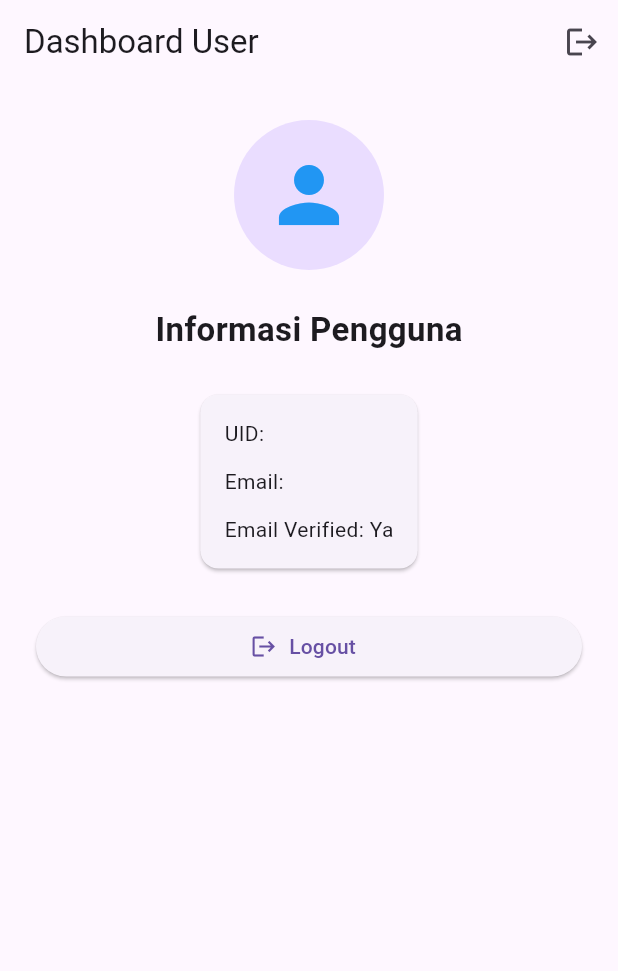
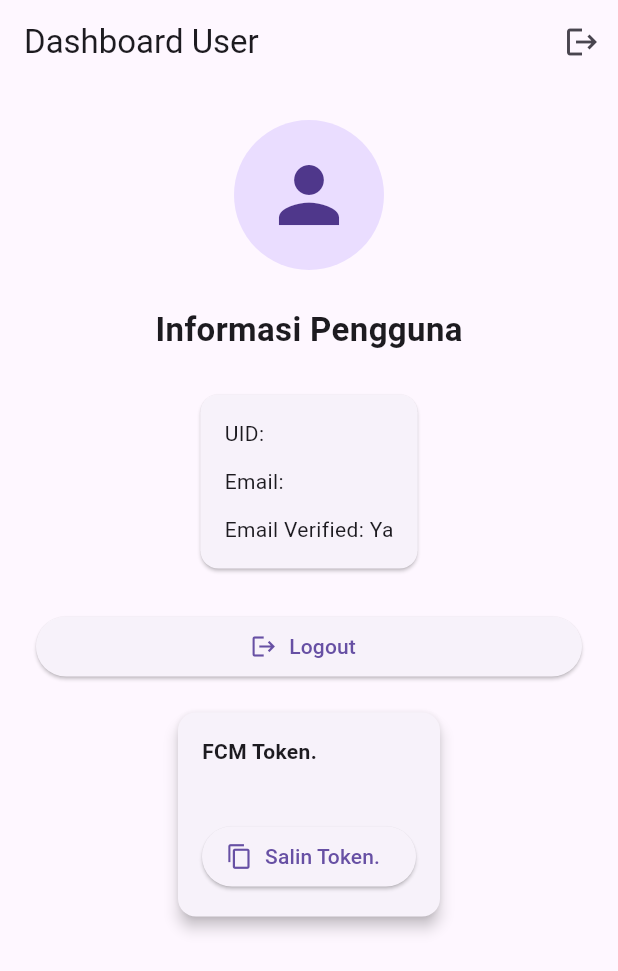
Before and after one commit to Codenames-Ren/flutter_assignment_9, a Flutter app: the screen it shows once a user with an empty profile is signed in, on a phone screen of 412 x 824 dp. Shown: the top 971 px of the screen. Run offline on Flutter 3.47's test engine with Material 3 defaults, Android fonts, the phone set to English and light mode, and no system bars; our stand-ins replace firebase_auth, firebase_core, firebase_messaging, flutter_local_notifications; accounts and stored records are empty; generated files the repository leaves out were written again.

Commit message:
refactor: fix error dependencies in user info screen

```diff
--- a/lib/screen/user_info_screen.dart
+++ b/lib/screen/user_info_screen.dart
@@ -1,5 +1,6 @@
 import 'package:firebase_auth/firebase_auth.dart';
 import 'package:flutter/material.dart';
+import 'package:flutter_assignment_9/service/fcm_token_card.dart';
 
 class UserInfoScreen extends StatelessWidget {
   final User user;
@@ -33,7 +34,15 @@ class UserInfoScreen extends StatelessWidget {
             children: [
               CircleAvatar(
                 radius: 50,
-                child: Icon(Icons.person, size: 60, color: Colors.blue),
+                backgroundImage: user.photoURL != null
+                    ? NetworkImage(user.photoURL!)
+                    : null,
+                onBackgroundImageError: user.photoURL != null
+                    ? (_, __) {}
+                    : null,
+                child: user.photoURL == null
+                    ? const Icon(Icons.person, size: 60)
+                    : null,
               ),
 
               const SizedBox(height: 24),
@@ -77,6 +86,7 @@ class UserInfoScreen extends StatelessWidget {
               ),
 
               const SizedBox(height: 16),
+              const FcmTokenCard(),
             ],
           ),
         ),
```
